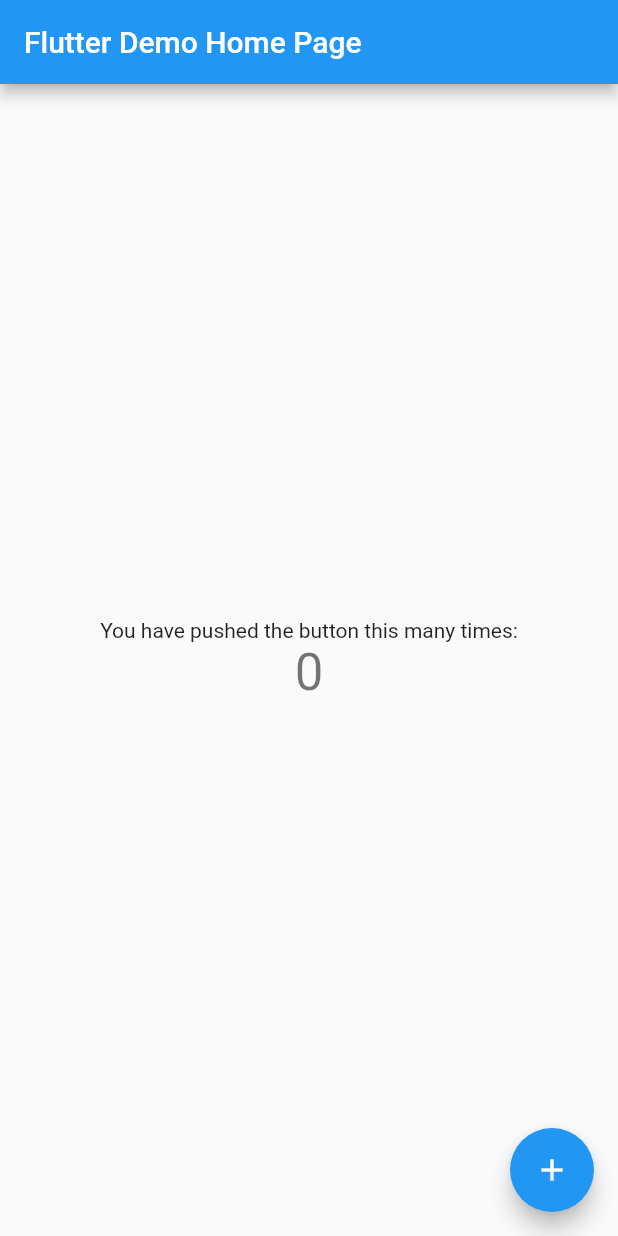
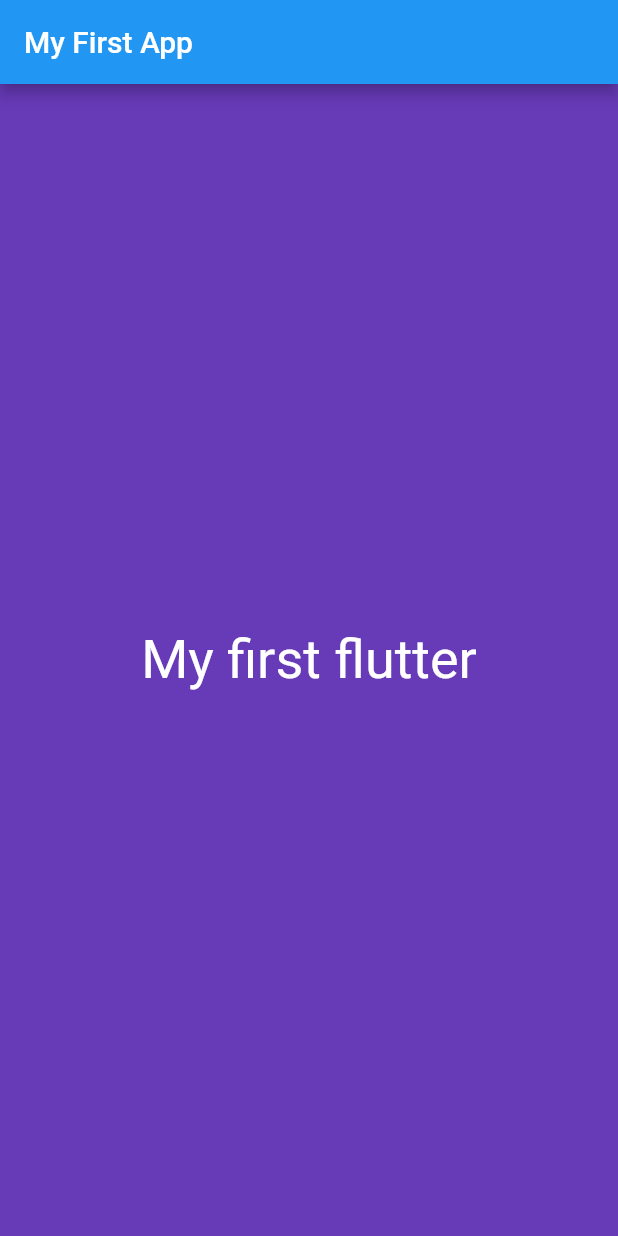
Before and after one commit to raminghaderi/my-first-flutter-app, a Flutter app: the screen it shows after launch, on a phone screen of 412 x 824 dp. Run offline on Flutter 3.47's test engine with Material 2 defaults, Android fonts, the phone set to English and light mode, and no system bars.

Commit message:
Designing UI

```diff
--- a/lib/main.dart
+++ b/lib/main.dart
@@ -1,111 +1,16 @@
 import 'package:flutter/material.dart';
 
-void main() => runApp(MyApp());
-
-class MyApp extends StatelessWidget {
-  // This widget is the root of your application.
-  @override
-  Widget build(BuildContext context) {
-    return MaterialApp(
-      title: 'Flutter Demo',
-      theme: ThemeData(
-        // This is the theme of your application.
-        //
-        // Try running your application with "flutter run". You'll see the
-        // application has a blue toolbar. Then, without quitting the app, try
-        // changing the primarySwatch below to Colors.green and then invoke
-        // "hot reload" (press "r" in the console where you ran "flutter run",
-        // or simply save your changes to "hot reload" in a Flutter IDE).
-        // Notice that the counter didn't reset back to zero; the application
-        // is not restarted.
-        primarySwatch: Colors.blue,
-      ),
-      home: MyHomePage(title: 'Flutter Demo Home Page'),
-    );
-  }
+void main() {
+  runApp(MaterialApp(
+      title: 'My First App',
+      home: Scaffold(
+          appBar: AppBar(title: Text('My First App')),
+          body: Material(
+              color: Colors.deepPurple,
+              child: Center(
+                  child: Text(
+                'My first flutter',
+                textDirection: TextDirection.ltr,
+                style: TextStyle(color: Colors.white, fontSize: 36.0),
+              ))))));
 }
-
-class MyHomePage extends StatefulWidget {
-  MyHomePage({Key key, this.title}) : super(key: key);
-
-  // This widget is the home page of your application. It is stateful, meaning
-  // that it has a State object (defined below) that contains fields that affect
-  // how it looks.
-
-  // This class is the configuration for the state. It holds the values (in this
-  // case the title) provided by the parent (in this case the App widget) and
-  // used by the build method of the State. Fields in a Widget subclass are
-  // always marked "final".
-
-  final String title;
-
-  @override
-  _MyHomePageState createState() => _MyHomePageState();
-}
-
-class _MyHomePageState extends State<MyHomePage> {
-  int _counter = 0;
-
-  void _incrementCounter() {
-    setState(() {
-      // This call to setState tells the Flutter framework that something has
-      // changed in this State, which causes it to rerun the build method below
-      // so that the display can reflect the updated values. If we changed
-      // _counter without calling setState(), then the build method would not be
-      // called again, and so nothing would appear to happen.
-      _counter++;
-    });
-  }
-
-  @override
-  Widget build(BuildContext context) {
-    // This method is rerun every time setState is called, for instance as done
-    // by the _incrementCounter method above.
-    //
-    // The Flutter framework has been optimized to make rerunning build methods
-    // fast, so that you can just rebuild anything that needs updating rather
-    // than having to individually change instances of widgets.
-    return Scaffold(
-      appBar: AppBar(
-        // Here we take the value from the MyHomePage object that was created by
-        // the App.build method, and use it to set our appbar title.
-        title: Text(widget.title),
-      ),
-      body: Center(
-        // Center is a layout widget. It takes a single child and positions it
-        // in the middle of the parent.
-        child: Column(
-          // Column is also layout widget. It takes a list of children and
-          // arranges them vertically. By default, it sizes itself to fit its
-          // children horizontally, and tries to be as tall as its parent.
-          //
-          // Invoke "debug painting" (press "p" in the console, choose the
-          // "Toggle Debug Paint" action from the Flutter Inspector in Android
-          // Studio, or the "Toggle Debug Paint" command in Visual Studio Code)
-          // to see the wireframe for each widget.
-          //
-          // Column has various properties to control how it sizes itself and
-          // how it positions its children. Here we use mainAxisAlignment to
-          // center the children vertically; the main axis here is the vertical
-          // axis because Columns are vertical (the cross axis would be
-          // horizontal).
-          mainAxisAlignment: MainAxisAlignment.center,
-          children: <Widget>[
-            Text(
-              'You have pushed the button this many times:',
-            ),
-            Text(
-              '$_counter',
-              style: Theme.of(context).textTheme.display1,
-            ),
-          ],
-        ),
-      ),
-      floatingActionButton: FloatingActionButton(
-        onPressed: _incrementCounter,
-        tooltip: 'Increment',
-        child: Icon(Icons.add),
-      ), // This trailing comma makes auto-formatting nicer for build methods.
-    );
-  }
-}
```
Also changed, not shown: 5 other files.
